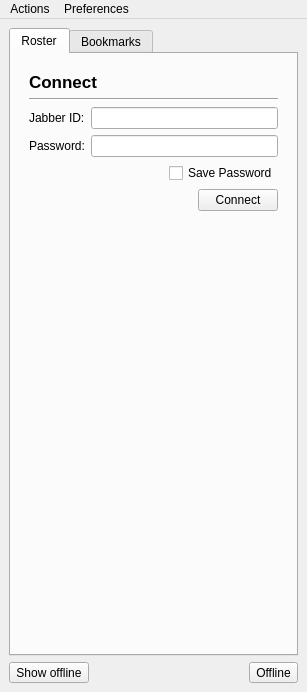
xmpp-graveyard/jabbim, file widgets/mainWindow.ui: the form before one commit.
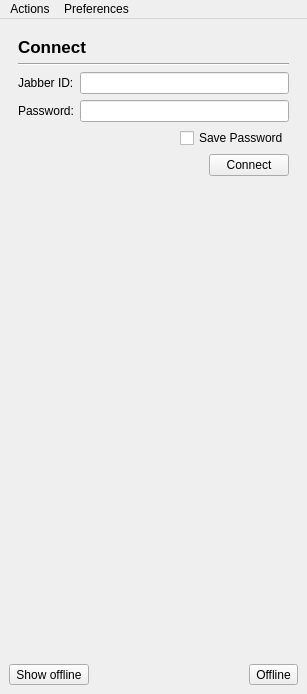
The form after the commit. Icons and pictures are not drawn.

What changed in the file:
```diff
--- a/widgets/mainWindow.ui
+++ b/widgets/mainWindow.ui
@@ -6,7 +6,7 @@
     <x>0</x>
     <y>0</y>
     <width>307</width>
-    <height>692</height>
+    <height>694</height>
    </rect>
   </property>
   <property name="windowTitle" >
@@ -21,22 +21,6 @@
      <number>6</number>
     </property>
     <item row="0" column="0" >
-     <widget class="QTabWidget" name="tabWidget" >
-      <property name="currentIndex" >
-       <number>0</number>
-      </property>
-      <widget class="QWidget" name="rosterTab" >
-       <attribute name="title" >
-        <string>Roster</string>
-       </attribute>
-       <layout class="QGridLayout" >
-        <property name="margin" >
-         <number>9</number>
-        </property>
-        <property name="spacing" >
-         <number>6</number>
-        </property>
-        <item row="0" column="0" >
          <widget class="QStackedWidget" name="rosterStackedWidget" >
           <property name="currentIndex" >
            <number>0</number>
@@ -49,13 +33,6 @@
             <property name="spacing" >
              <number>6</number>
             </property>
-            <item row="1" column="0" >
-             <widget class="Line" name="line" >
-              <property name="orientation" >
-               <enum>Qt::Horizontal</enum>
-              </property>
-             </widget>
-            </item>
             <item row="5" column="0" >
              <spacer>
               <property name="orientation" >
@@ -69,35 +46,15 @@
               </property>
              </spacer>
             </item>
-            <item row="3" column="0" >
-             <layout class="QHBoxLayout" >
-              <property name="margin" >
-               <number>0</number>
-              </property>
-              <property name="spacing" >
-               <number>6</number>
-              </property>
-              <item>
-               <spacer>
-                <property name="orientation" >
-                 <enum>Qt::Horizontal</enum>
-                </property>
-                <property name="sizeHint" >
-                 <size>
-                  <width>121</width>
-                  <height>20</height>
-                 </size>
-                </property>
-               </spacer>
-              </item>
-              <item>
-               <widget class="QCheckBox" name="login_savePassword" >
-                <property name="text" >
-                 <string>Save Password</string>
-                </property>
-               </widget>
-              </item>
-             </layout>
+        <item row="6" column="0" >
+         <widget class="QLabel" name="label_4" >
+          <property name="pixmap" >
+           <pixmap>images/logo.png</pixmap>
+          </property>
+          <property name="alignment" >
+           <set>Qt::AlignCenter</set>
+          </property>
+         </widget>
             </item>
             <item row="0" column="0" >
              <widget class="QLabel" name="label_3" >
@@ -109,6 +66,13 @@
               </property>
              </widget>
             </item>
+        <item row="1" column="0" >
+         <widget class="Line" name="line" >
+          <property name="orientation" >
+           <enum>Qt::Horizontal</enum>
+          </property>
+         </widget>
+        </item>
             <item row="2" column="0" >
              <layout class="QHBoxLayout" >
               <property name="margin" >
@@ -163,6 +127,36 @@
               </item>
              </layout>
             </item>
+        <item row="3" column="0" >
+         <layout class="QHBoxLayout" >
+          <property name="margin" >
+           <number>0</number>
+          </property>
+          <property name="spacing" >
+           <number>6</number>
+          </property>
+          <item>
+           <spacer>
+            <property name="orientation" >
+             <enum>Qt::Horizontal</enum>
+            </property>
+            <property name="sizeHint" >
+             <size>
+              <width>121</width>
+              <height>20</height>
+             </size>
+            </property>
+           </spacer>
+          </item>
+          <item>
+           <widget class="QCheckBox" name="login_savePassword" >
+            <property name="text" >
+             <string>Save Password</string>
+            </property>
+           </widget>
+          </item>
+         </layout>
+        </item>
             <item row="4" column="0" >
              <layout class="QHBoxLayout" >
               <property name="margin" >
@@ -204,14 +198,26 @@
              <number>0</number>
             </property>
             <item row="0" column="0" >
+         <widget class="QTabWidget" name="tabWidget" >
+          <property name="currentIndex" >
+           <number>0</number>
+          </property>
+          <widget class="QWidget" name="rosterTab" >
+           <attribute name="title" >
+            <string>Roster</string>
+           </attribute>
+           <layout class="QGridLayout" >
+            <property name="margin" >
+             <number>9</number>
+            </property>
+            <property name="spacing" >
+             <number>6</number>
+            </property>
+            <item row="0" column="0" >
              <widget class="QWidget" native="1" name="rosterWidget" />
             </item>
            </layout>
           </widget>
-         </widget>
-        </item>
-       </layout>
-      </widget>
       <widget class="QWidget" name="bookmarksTab" >
        <attribute name="title" >
         <string>Bookmarks</string>
@@ -261,6 +267,10 @@
             <string>Jid</string>
            </property>
           </column>
+             </widget>
+            </item>
+           </layout>
+          </widget>
          </widget>
         </item>
        </layout>
```
Lines whose indentation alone changed are shown as unchanged.
